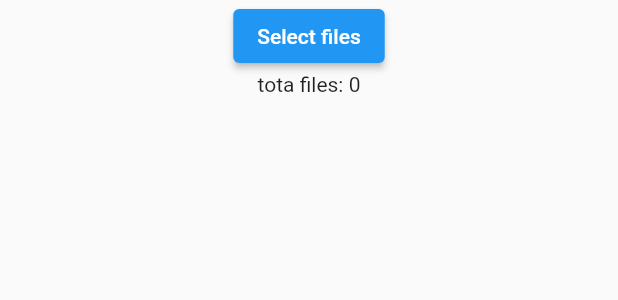
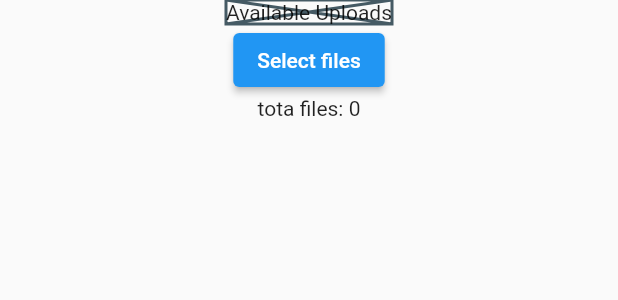
Before and after one commit to dimitarsi/flutter-cms-client, a Flutter app: the FilePickerUi widget shown alone on an empty page, opened directly with empty values, after a tap on "Select files", on a phone screen of 412 x 824 dp. Shown: the top 300 px of the screen. Run offline on Flutter 3.47's test engine with Material 2 defaults, Android fonts, the phone set to English and light mode, and no system bars; our stand-ins replace file_picker, flutter_bloc, go_router, shared_preferences, url_strategy; accounts and stored records are empty; network calls fail.

Commit message:
feat: list available uploads

```diff
--- a/lib/widgets/form/file_picker_ui.dart
+++ b/lib/widgets/form/file_picker_ui.dart
@@ -1,11 +1,21 @@
 import 'package:file_picker/file_picker.dart';
 import 'package:flutter/material.dart';
 import 'package:plenty_cms/service/client/client.dart';
+import 'package:plenty_cms/service/models/story_config.dart';
+
+typedef FilesUploadedHandler = void Function(List<String>);
 
 class FilePickerUi extends StatefulWidget {
-  const FilePickerUi({super.key, required this.client});
+  const FilePickerUi(
+      {super.key,
+      required this.client,
+      required this.fieldData,
+      this.onFilesUploaded});
 
   final RestClient client;
+  final dynamic fieldData;
+
+  final FilesUploadedHandler? onFilesUploaded;
 
   @override
   State<FilePickerUi> createState() => _FilePickerUiState();
@@ -16,6 +26,7 @@ class _FilePickerUiState extends State<FilePickerUi> {
   Widget build(BuildContext context) {
     return Column(
       children: [
+        availableUploads(),
         pickButton(),
         Text("tota files: ${listOfFiles.length}"),
         pickList()
@@ -24,6 +35,27 @@ class _FilePickerUiState extends State<FilePickerUi> {
   }
 
   List<String> listOfFiles = [];
+
+  Widget availableUploads() {
+    if (widget.fieldData != null && widget.fieldData is List) {
+      final listOfIds = widget.fieldData;
+      List<Widget> items = [];
+
+      for (var item in listOfIds) {
+        items.add(Text("id: $item"));
+      }
+
+      return Container(
+        padding: EdgeInsets.all(8),
+        child: Row(children: items.toList()),
+      );
+    }
+
+    return Placeholder(
+      child: Text("Available Uploads"),
+    );
+    // return ListView.builder(itemBuilder: uploadItem, itemCount: ,)
+  }
 
   Widget pickButton() {
     return ElevatedButton(
@@ -34,15 +66,27 @@ class _FilePickerUiState extends State<FilePickerUi> {
     FilePickerResult? pickedFiles =
         await FilePicker.platform.pickFiles(allowMultiple: true);
 
+    List<Future> waitList = [];
+
+    for (PlatformFile file in pickedFiles?.files ?? []) {
+      listOfFiles.add(file.name);
+      waitList.add(widget.client.uploadFile(file));
+    }
+
+    var added = await Future.wait(waitList);
+
+    widget.onFilesUploaded?.call(added.map((dynamic f) {
+      print("f: ${f[0]['name']} and ${f[0]['id']}");
+      return "${f[0]['id']}";
+    }).toList());
+
+    // widget.onFilesUploaded?.call([]);
+
     setState(() {
-      for (PlatformFile file in pickedFiles?.files ?? []) {
-        listOfFiles.add(file.name);
-        widget.client.uploadFile(file);
-      }
+      // listOfFiles.addAll(added.map((f) => f['name']));
     });
 
     // setState(() {});
-
     // print("List: ${pickedFiles?.count ?? 0}");
   }
 
```
Also changed, not shown: lib/screens/story/page.dart (+10 -1 lines), lib/service/client/client.dart (+10 -2 lines), 7 other files.
